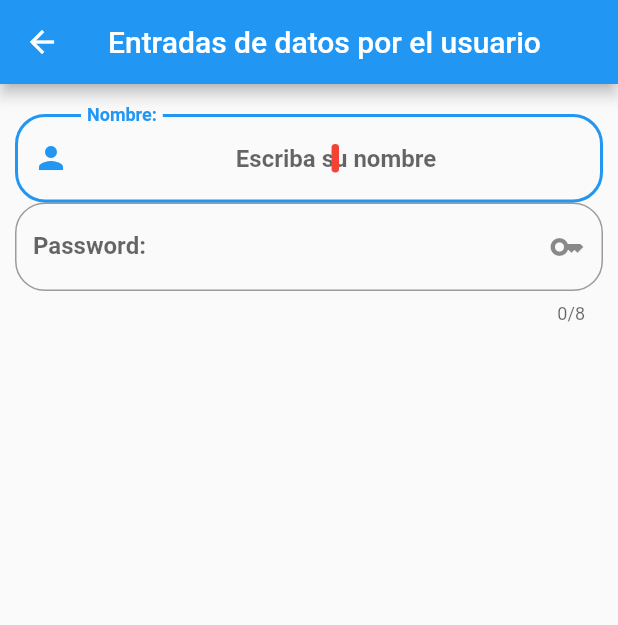
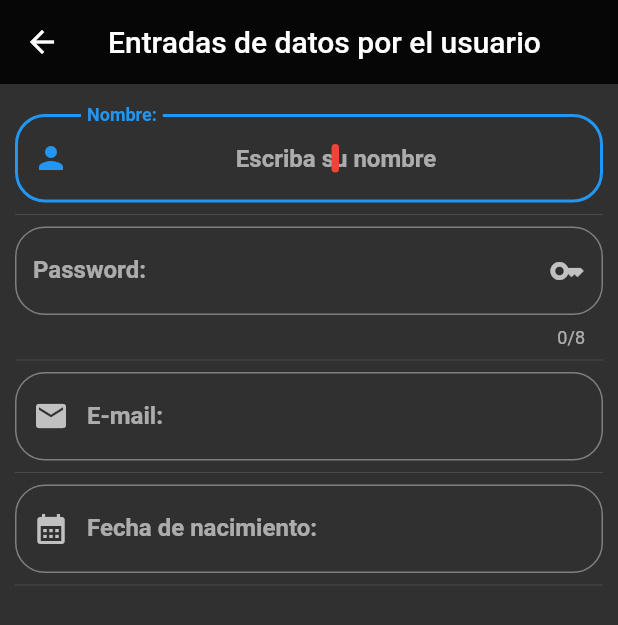
Before and after one commit to Vishue1892/componentes, a Flutter app: the screen it shows after launch, after a tap on "Entrada de datos", on a phone screen of 412 x 824 dp. Shown: the top 625 px of the screen. Run offline on Flutter 3.47's test engine with Material 2 defaults, Android fonts, the phone set to English and light mode, and no system bars.

Commit message:
six commit

```diff
--- a/lib/main.dart
+++ b/lib/main.dart
@@ -1,6 +1,5 @@
-import 'package:componentes/ui/screens/alerts_screen.dart';
-import 'package:componentes/ui/screens/home_page_temp.dart';
-import 'package:componentes/ui/screens/inputs_screen.dart';
+import 'package:flutter_localizations/flutter_localizations.dart';
+import 'package:componentes/ui/screens/screens.dart';
 import 'package:flutter/material.dart';
 
 void main() => runApp(const MyApp());
@@ -13,6 +12,14 @@ class MyApp extends StatelessWidget {
     return MaterialApp(
         title: 'App Componentes',
         debugShowCheckedModeBanner: false,
+        localizationsDelegates: const [
+          GlobalMaterialLocalizations.delegate,
+          GlobalWidgetsLocalizations.delegate,
+        ],
+        supportedLocales: const [
+          Locale('en', 'US'), //American English
+          Locale('es', 'MX'),
+        ],
         // home: HomePageTemp(),
         initialRoute: '/',
         routes: <String, WidgetBuilder>{
@@ -25,6 +32,14 @@ class MyApp extends StatelessWidget {
           return MaterialPageRoute(
               builder: (BuildContext context) => const AlertsScreen());
         },
-    );
+        theme: ThemeData.dark().copyWith(
+          //Color primario
+          primaryColor: Colors.indigo,
+          //AppBar Theme
+          appBarTheme: const AppBarTheme(
+            color: Colors.black87,
+            elevation: 0,
+          ),
+        ));
   }
 }
--- a/lib/ui/screens/inputs_screen.dart
+++ b/lib/ui/screens/inputs_screen.dart
@@ -10,6 +10,11 @@ class InputsScreen extends StatefulWidget {
 
 class _InputsScreenState extends State<InputsScreen> {
   String _userName = '';
+  String _password = '';
+  String _email = '';
+  String _fecha = '';
+  final TextEditingController _inputFieldDataController =
+      TextEditingController();
   @override
   Widget build(BuildContext context) {
     return Scaffold(
@@ -18,7 +23,16 @@ class _InputsScreenState extends State<InputsScreen> {
       ),
       body: ListView(
         padding: const EdgeInsets.symmetric(horizontal: 10.0, vertical: 20.0),
-        children: [_crearEntrada(), _crearEntradaPswd()],
+        children: [
+          _crearEntrada(),
+          const Divider(),
+          _crearEntradaPswd(),
+          const Divider(),
+          _crearEntradaMail(),
+          const Divider(),
+          _crearEntradaFecha(),
+          const Divider(),
+        ],
       ),
     );
   }
@@ -58,7 +72,6 @@ class _InputsScreenState extends State<InputsScreen> {
 
   Widget _crearEntradaPswd() {
     return TextField(
-      autofocus: true,
       textAlign: TextAlign.center,
       textCapitalization: TextCapitalization.sentences,
       style: const TextStyle(
@@ -85,9 +98,87 @@ class _InputsScreenState extends State<InputsScreen> {
         //prefixIcon:const CircularProgressIndicator(),
       ),
       onChanged: (valor) {
-        _userName = valor;
-        print(_userName);
+        _password = valor;
+        print(_password);
       },
     );
   }
+
+  Widget _crearEntradaMail() {
+    return TextField(
+      textAlign: TextAlign.center,
+      textCapitalization: TextCapitalization.sentences,
+      style: const TextStyle(
+        color: Colors.amberAccent,
+        fontWeight: FontWeight.bold,
+      ),
+      cursorColor: Colors.red,
+      cursorRadius: const Radius.circular(10.0),
+      cursorWidth: 5.0,
+      keyboardType: TextInputType.emailAddress,
+      //maxLines: 1,
+      decoration: InputDecoration(
+        border: OutlineInputBorder(
+          borderRadius: BorderRadius.circular(20.0),
+        ),
+        hintText: "Escriba email",
+        labelText: "E-mail:",
+        //helperText: "Nombre",
+        //icon: const Icon(Icons.person),
+        prefixIcon: const Icon(Icons.mail),
+        //iconColor:Colors.blueGrey,//solo aplica para
+        //prefixIcon:const CircularProgressIndicator(),
+      ),
+      onChanged: (valor) {
+        _email = valor;
+        print(_email);
+      },
+    );
+  }
+
+  Widget _crearEntradaFecha() {
+    return TextField(
+      enableInteractiveSelection: false,
+      textAlign: TextAlign.center,
+      textCapitalization: TextCapitalization.sentences,
+      style: const TextStyle(
+        color: Colors.amberAccent,
+        fontWeight: FontWeight.bold,
+      ),
+      cursorColor: Colors.red,
+      cursorRadius: const Radius.circular(10.0),
+      cursorWidth: 5.0,
+      //maxLines: 1,
+      decoration: InputDecoration(
+        border: OutlineInputBorder(
+          borderRadius: BorderRadius.circular(20.0),
+        ),
+        hintText: "Escriba fecha de Nacimiento",
+        labelText: "Fecha de nacimiento:",
+        prefixIcon: const Icon(Icons.calendar_month),
+        //iconColor:Colors.blueGrey,//solo aplica para
+        //prefixIcon:const CircularProgressIndicator(),
+      ),
+      onTap: () {
+        FocusScope.of(context).requestFocus(FocusNode());
+        _selectDate(context);
+      },
+    );
+  }
+
+  _selectDate(BuildContext context) async {
+    DateTime? picked = await showDatePicker(
+      context: context,
+      initialDate: DateTime.now(),
+      firstDate: DateTime(2018),
+      lastDate: DateTime(2025),
+    );
+    if (picked != null) {
+      setState(() {
+        _fecha = picked.toString();
+        print(_fecha);
+        _inputFieldDataController.text = _fecha;
+      });
+    }
+  }
 }
--- /dev/null
+++ b/lib/ui/screens/screens.dart
@@ -0,0 +1,3 @@
+export 'package:componentes/ui/screens/alerts_screen.dart';
+export 'package:componentes/ui/screens/home_page_temp.dart';
+export 'package:componentes/ui/screens/inputs_screen.dart';
--- a/pubspec.yaml
+++ b/pubspec.yaml
@@ -15,6 +15,9 @@ dev_dependencies:
     sdk: flutter
   flutter_lints: ^2.0.0
 
+  flutter_localizations:
+    sdk: flutter
+
 flutter:
   uses-material-design: true
   assets:
```
Also changed, not shown: pubspec.lock. Lines whose indentation alone changed are shown as unchanged.
